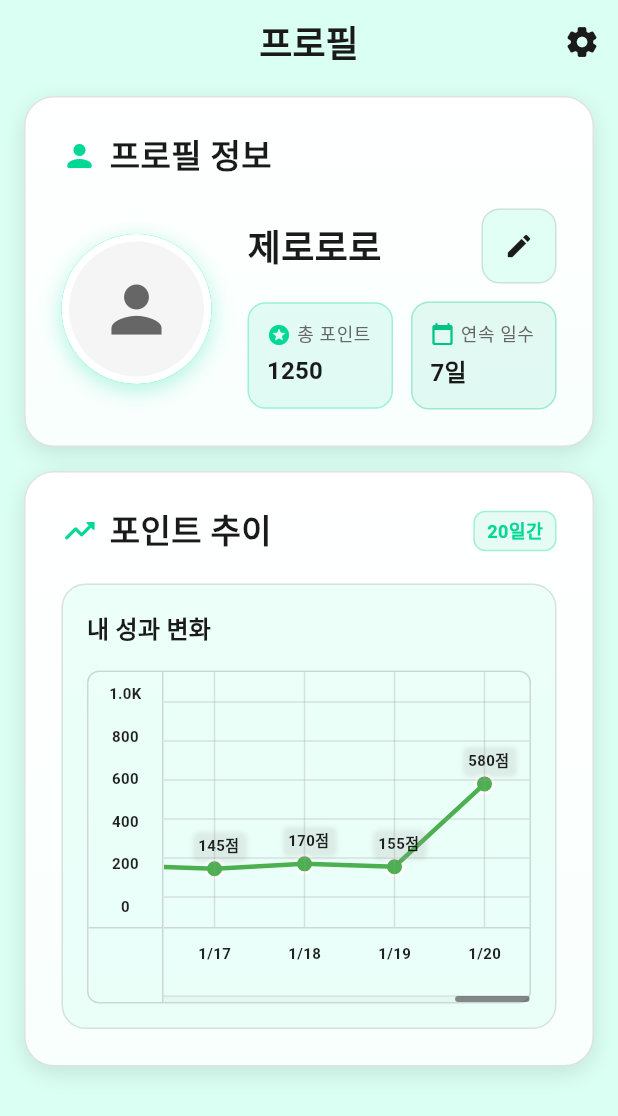
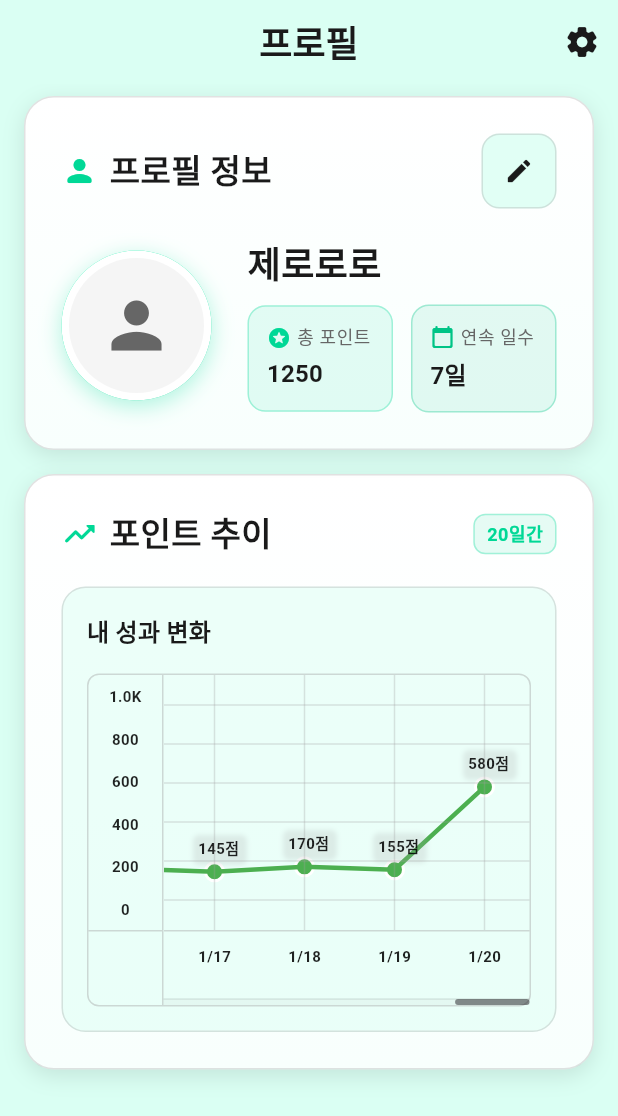
Before and after one commit to TA-ZeroRo/frontend, a Flutter app: the ProfilePage screen opened directly, on a phone screen of 412 x 824 dp. Shown: the top 1116 px of the screen. Run offline on Flutter 3.47's test engine with Material 3 defaults, Android fonts, the phone set to English and light mode, and no system bars; our stand-ins replace flutter_riverpod, freezed_annotation, go_router, image_picker, rive, shared_preferences and 2 more; accounts and stored records are empty; Roboto replaces fonts that are missing (Pretendard).

Commit message:
STYLE: 프로필 정보 변경 버튼 위치 수정

```diff
--- a/lib/presentation/screens/main/pages/profile/components/profile_info_section.dart
+++ b/lib/presentation/screens/main/pages/profile/components/profile_info_section.dart
@@ -474,7 +474,7 @@ class _ProfileInfoSectionState extends ConsumerState<ProfileInfoSection> {
       child: Column(
         crossAxisAlignment: CrossAxisAlignment.start,
         children: [
-          // Header with title
+          // Header with title and action buttons
           Row(
             children: [
               Icon(
@@ -488,6 +488,74 @@ class _ProfileInfoSectionState extends ConsumerState<ProfileInfoSection> {
                 style: AppTextStyle.titleLarge.copyWith(
                   color: AppColors.textPrimary,
                   fontWeight: FontWeight.bold,
+                ),
+              ),
+              const Spacer(),
+              // 편집 모드에 따라 버튼 표시
+              if (_isEditing) ...[
+                // 취소 버튼
+                Container(
+                  decoration: BoxDecoration(
+                    color: AppColors.error.withValues(alpha: 0.1),
+                    borderRadius: BorderRadius.circular(12),
+                    border: Border.all(
+                      color: AppColors.error.withValues(alpha: 0.3),
+                      width: 1,
+                    ),
+                  ),
+                  child: IconButton(
+                    onPressed: _cancelEdit,
+                    icon: Icon(
+                      Icons.close_rounded,
+                      color: AppColors.error,
+                      size: 20,
+                    ),
+                    tooltip: '취소',
+                  ),
+                ),
+                const SizedBox(width: 8),
+                // 저장 버튼
+                Container(
+                  decoration: BoxDecoration(
+                    gradient: AppColors.primaryGradient,
+                    borderRadius: BorderRadius.circular(12),
+                    boxShadow: [
+                      BoxShadow(
+                        color: AppColors.primaryAccent.withValues(alpha: 0.3),
+                        blurRadius: 8,
+                        offset: const Offset(0, 2),
+                      ),
+                    ],
+                  ),
+                  child: IconButton(
+                    onPressed: _toggleEdit,
+                    icon: const Icon(
+                      Icons.check_rounded,
+                      color: Colors.white,
+                      size: 20,
+                    ),
+                    tooltip: '저장',
+                  ),
+                ),
+              ] else
+                // 수정 버튼
+                Container(
+                  decoration: BoxDecoration(
+                    color: AppColors.background.withValues(alpha: 0.8),
+                    borderRadius: BorderRadius.circular(12),
+                    border: Border.all(
+                      color: Colors.grey.withValues(alpha: 0.3),
+                      width: 1,
+                    ),
+                  ),
+                  child: IconButton(
+                    onPressed: _toggleEdit,
+                    icon: Icon(
+                      Icons.edit_rounded,
+                      color: AppColors.textPrimary,
+                      size: 20,
+                    ),
+                    tooltip: '편집',
                   ),
                 ),
             ],
@@ -576,10 +644,7 @@ class _ProfileInfoSectionState extends ConsumerState<ProfileInfoSection> {
                   crossAxisAlignment: CrossAxisAlignment.start,
                   children: [
                     if (_isEditing)
-                      Row(
-                        children: [
-                          Expanded(
-                            child: TextField(
+                      TextField(
                         controller: _usernameController,
                         style: AppTextStyle.headlineSmall.copyWith(
                           color: AppColors.textPrimary,
@@ -612,94 +677,14 @@ class _ProfileInfoSectionState extends ConsumerState<ProfileInfoSection> {
                             vertical: 8,
                           ),
                         ),
-                            ),
-                          ),
-                          const SizedBox(width: 8),
-                          // 편집 모드 버튼들
-                          Container(
-                            decoration: BoxDecoration(
-                              color: AppColors.error.withValues(alpha: 0.1),
-                              borderRadius: BorderRadius.circular(12),
-                              border: Border.all(
-                                color: AppColors.error.withValues(alpha: 0.3),
-                                width: 1,
-                              ),
-                            ),
-                            child: IconButton(
-                              onPressed: _cancelEdit,
-                              icon: Icon(
-                                Icons.close_rounded,
-                                color: AppColors.error,
-                                size: 20,
-                              ),
-                              tooltip: '취소',
-                            ),
-                          ),
-                          const SizedBox(width: 4),
-                          Container(
-                            decoration: BoxDecoration(
-                              gradient: AppColors.primaryGradient,
-                              borderRadius: BorderRadius.circular(12),
-                              boxShadow: [
-                                BoxShadow(
-                                  color: AppColors.primaryAccent.withValues(
-                                    alpha: 0.3,
-                                  ),
-                                  blurRadius: 8,
-                                  offset: const Offset(0, 2),
-                                ),
-                              ],
-                            ),
-                            child: IconButton(
-                              onPressed: _toggleEdit,
-                              icon: const Icon(
-                                Icons.check_rounded,
-                                color: Colors.white,
-                                size: 20,
-                              ),
-                              tooltip: '저장',
-                            ),
-                          ),
-                        ],
                       )
                     else
-                      Row(
-                        children: [
-                          Expanded(
-                            child: Text(
-                              profile.username.isNotEmpty
-                                  ? profile.username
-                                  : '김오띠',
+                      Text(
+                        profile.username.isNotEmpty ? profile.username : '김오띠',
                         style: AppTextStyle.headlineSmall.copyWith(
                           color: AppColors.textPrimary,
                           fontWeight: FontWeight.bold,
                         ),
-                            ),
-                          ),
-                          const SizedBox(width: 8),
-                          // 편집 버튼
-                          Container(
-                            decoration: BoxDecoration(
-                              color: AppColors.background.withValues(
-                                alpha: 0.8,
-                              ),
-                              borderRadius: BorderRadius.circular(12),
-                              border: Border.all(
-                                color: Colors.grey.withValues(alpha: 0.3),
-                                width: 1,
-                              ),
-                            ),
-                            child: IconButton(
-                              onPressed: _toggleEdit,
-                              icon: Icon(
-                                Icons.edit_rounded,
-                                color: AppColors.textPrimary,
-                                size: 20,
-                              ),
-                              tooltip: '편집',
-                            ),
-                          ),
-                        ],
                       ),
                     const SizedBox(height: 12),
 
```
Lines whose indentation alone changed are shown as unchanged.
